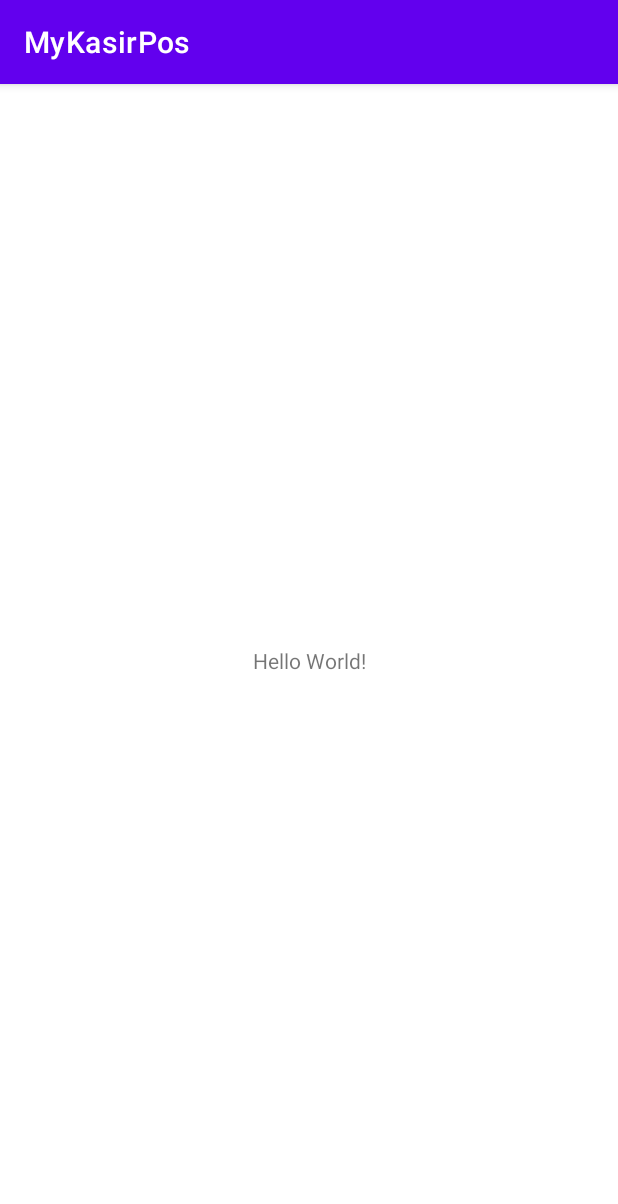
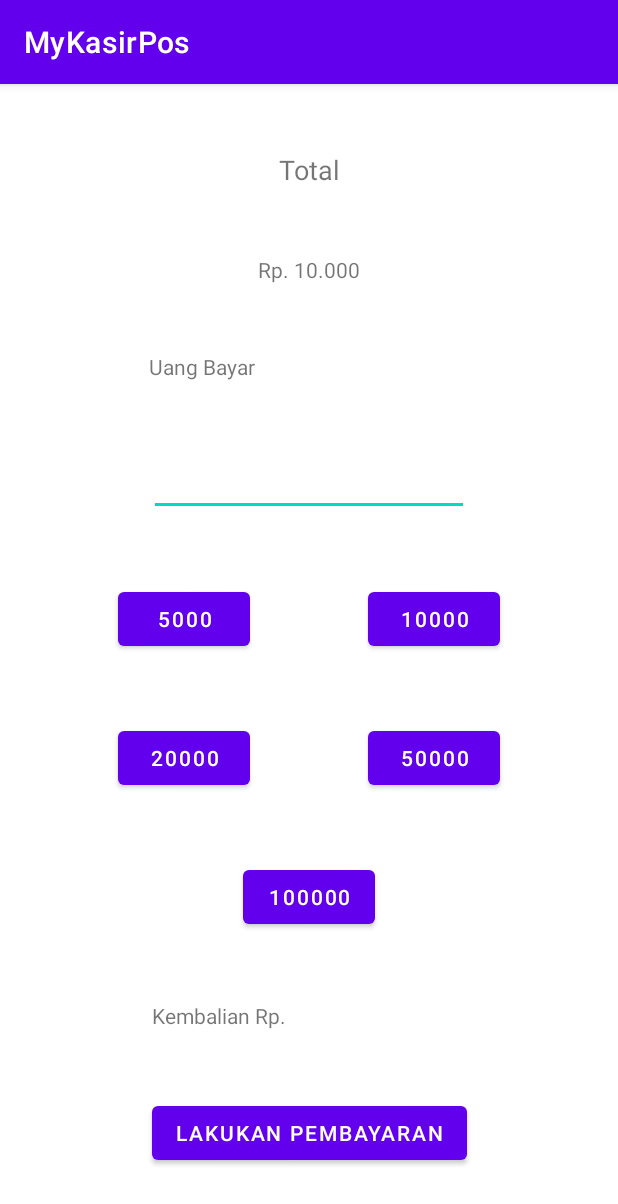
Before and after one commit to billyrefanto/MyKasirPos, an Android app: the screen it shows after launch (MainActivity), on a phone screen of 412 x 824 dp. Shown: the top 1204 px of the screen. Run offline under Robolectric (Android 15) with nearby library versions, the phone set to English and light mode, and no system bars.

Commit message:
Pembayaran

```diff
--- a/app/src/main/java/org/d3if4041/mykasirpos/MainActivity.kt
+++ b/app/src/main/java/org/d3if4041/mykasirpos/MainActivity.kt
@@ -6,6 +6,6 @@ import android.os.Bundle
 class MainActivity : AppCompatActivity() {
     override fun onCreate(savedInstanceState: Bundle?) {
         super.onCreate(savedInstanceState)
-        setContentView(R.layout.activity_main)
+        setContentView(R.layout.fragment_pembayaran)
     }
 }
--- a/app/src/main/res/layout/activity_main.xml
+++ b/app/src/main/res/layout/activity_main.xml
@@ -11,8 +11,10 @@
         android:layout_height="wrap_content"
         android:text="Hello World!"
         app:layout_constraintBottom_toBottomOf="parent"
+        app:layout_constraintHorizontal_bias="0.498"
         app:layout_constraintLeft_toLeftOf="parent"
         app:layout_constraintRight_toRightOf="parent"
-        app:layout_constraintTop_toTopOf="parent" />
+        app:layout_constraintTop_toTopOf="parent"
+        app:layout_constraintVertical_bias="0.095" />
 
 </androidx.constraintlayout.widget.ConstraintLayout>
--- /dev/null
+++ b/app/src/main/res/layout/fragment_pembayaran.xml
@@ -0,0 +1,118 @@
+<?xml version="1.0" encoding="utf-8"?>
+<androidx.constraintlayout.widget.ConstraintLayout
+    xmlns:android="http://schemas.android.com/apk/res/android"
+    xmlns:tools="http://schemas.android.com/tools"
+    xmlns:app="http://schemas.android.com/apk/res-auto"
+    android:layout_width="match_parent"
+    android:layout_height="match_parent">
+
+    <TextView
+        android:id="@+id/total"
+        android:layout_width="wrap_content"
+        android:layout_height="wrap_content"
+        android:text="@string/total"
+        android:textSize="18sp"
+        app:layout_constraintBottom_toTopOf="@id/bayar"
+        app:layout_constraintEnd_toEndOf="parent"
+        app:layout_constraintStart_toStartOf="parent"
+        app:layout_constraintTop_toTopOf="parent" />
+
+    <TextView
+        android:id="@+id/bayar"
+        android:layout_width="wrap_content"
+        android:layout_height="wrap_content"
+        android:text="@string/bayar"
+        app:layout_constraintBottom_toTopOf="@id/uang"
+        app:layout_constraintEnd_toEndOf="parent"
+        app:layout_constraintStart_toStartOf="parent"
+        app:layout_constraintTop_toBottomOf="@id/total" />
+
+    <TextView
+        android:id="@+id/uang"
+        android:layout_width="wrap_content"
+        android:layout_height="wrap_content"
+        android:text="@string/uang"
+        app:layout_constraintBottom_toTopOf="@id/uangEdit"
+        app:layout_constraintStart_toStartOf="@id/uangEdit"
+        app:layout_constraintTop_toBottomOf="@id/bayar" />
+
+    <EditText
+        android:id="@+id/uangEdit"
+        android:layout_width="wrap_content"
+        android:layout_height="wrap_content"
+        android:ems="10"
+        android:inputType="number"
+        app:layout_constraintTop_toBottomOf="@id/uang"
+        app:layout_constraintEnd_toEndOf="parent"
+        app:layout_constraintStart_toStartOf="parent"
+        app:layout_constraintBottom_toTopOf="@id/buttonLimaRibu"/>
+
+    <Button
+        android:id="@+id/buttonLimaRibu"
+        android:layout_width="wrap_content"
+        android:layout_height="wrap_content"
+        android:text="@string/lima_ribu"
+        app:layout_constraintBottom_toTopOf="@id/buttonDuaPuluh"
+        app:layout_constraintEnd_toStartOf="@id/buttonSepuluhRibu"
+        app:layout_constraintStart_toStartOf="parent"
+        app:layout_constraintTop_toBottomOf="@id/uangEdit" />
+
+    <Button
+        android:id="@+id/buttonSepuluhRibu"
+        android:layout_width="wrap_content"
+        android:layout_height="wrap_content"
+        android:text="@string/sepuluh_ribu"
+        app:layout_constraintBottom_toTopOf="@id/buttonDuaPuluh"
+        app:layout_constraintEnd_toEndOf="parent"
+        app:layout_constraintStart_toEndOf="@id/buttonLimaRibu"
+        app:layout_constraintTop_toBottomOf="@id/uangEdit" />
+
+    <Button
+        android:id="@+id/buttonDuaPuluh"
+        android:layout_width="wrap_content"
+        android:layout_height="wrap_content"
+        android:text="@string/dua_puluh"
+        app:layout_constraintBottom_toTopOf="@id/buttonSeratus"
+        app:layout_constraintEnd_toStartOf="@id/buttonLimaPuluh"
+        app:layout_constraintStart_toStartOf="parent"
+        app:layout_constraintTop_toBottomOf="@id/buttonLimaRibu" />
+
+    <Button
+        android:id="@+id/buttonLimaPuluh"
+        android:layout_width="wrap_content"
+        android:layout_height="wrap_content"
+        android:text="@string/lima_puluh"
+        app:layout_constraintBottom_toTopOf="@id/buttonSeratus"
+        app:layout_constraintEnd_toEndOf="parent"
+        app:layout_constraintStart_toEndOf="@id/buttonDuaPuluh"
+        app:layout_constraintTop_toBottomOf="@id/buttonLimaRibu" />
+
+    <Button
+        android:id="@+id/buttonSeratus"
+        android:layout_width="wrap_content"
+        android:layout_height="wrap_content"
+        android:text="@string/seratus_ribu"
+        app:layout_constraintBottom_toTopOf="@id/kembalian"
+        app:layout_constraintEnd_toEndOf="parent"
+        app:layout_constraintStart_toStartOf="parent"
+        app:layout_constraintTop_toBottomOf="@id/buttonDuaPuluh" />
+
+    <TextView
+        android:id="@+id/kembalian"
+        android:layout_width="wrap_content"
+        android:layout_height="wrap_content"
+        android:text="@string/kembalian"
+        app:layout_constraintBottom_toTopOf="@id/buttonBayar"
+        app:layout_constraintStart_toStartOf="@id/buttonBayar"
+        app:layout_constraintTop_toBottomOf="@id/buttonSeratus" />
+
+    <Button
+        android:id="@+id/buttonBayar"
+        android:layout_width="wrap_content"
+        android:layout_height="wrap_content"
+        android:text="@string/pembayaran"
+        app:layout_constraintBottom_toBottomOf="parent"
+        app:layout_constraintEnd_toEndOf="parent"
+        app:layout_constraintStart_toStartOf="parent"
+        app:layout_constraintTop_toBottomOf="@id/kembalian" />
+</androidx.constraintlayout.widget.ConstraintLayout>
--- a/app/src/main/res/values/strings.xml
+++ b/app/src/main/res/values/strings.xml
@@ -1,3 +1,13 @@
 <resources>
     <string name="app_name">MyKasirPos</string>
+    <string name="total">Total</string>
+    <string name="bayar">Rp. 10.000</string>
+    <string name="uang">Uang Bayar</string>
+    <string name="kembalian">Kembalian Rp.</string>
+    <string name="pembayaran">Lakukan Pembayaran</string>
+    <string name="lima_ribu">5000</string>
+    <string name="sepuluh_ribu">10000</string>
+    <string name="dua_puluh">20000</string>
+    <string name="lima_puluh">50000</string>
+    <string name="seratus_ribu">100000</string>
 </resources>
```
